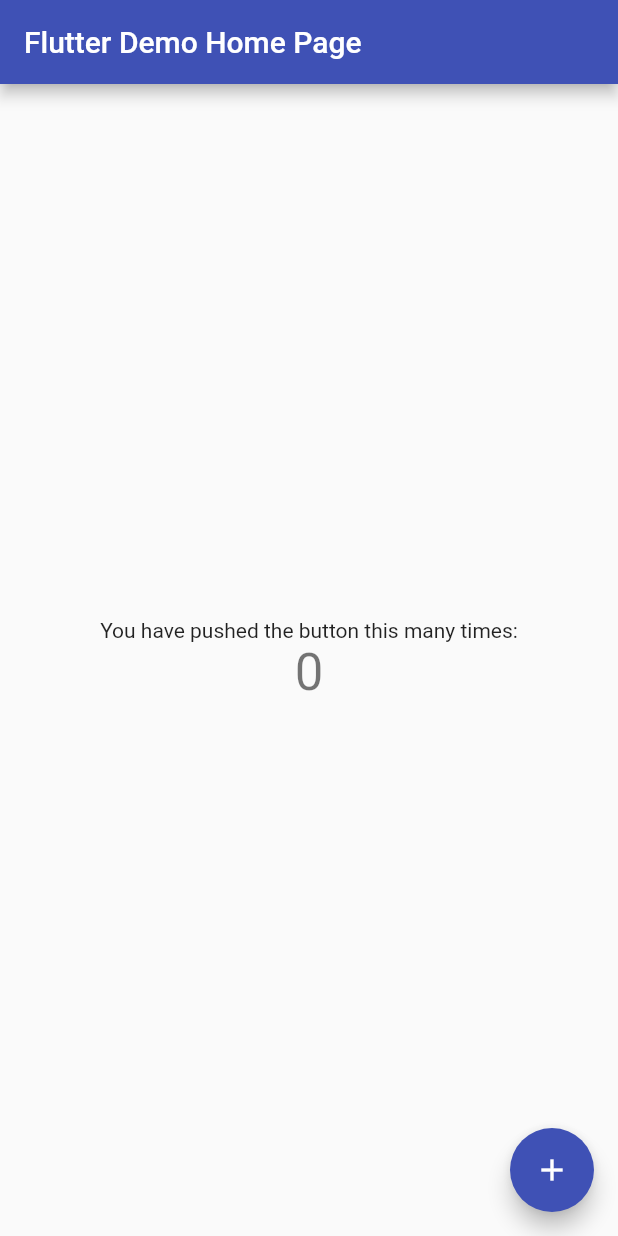
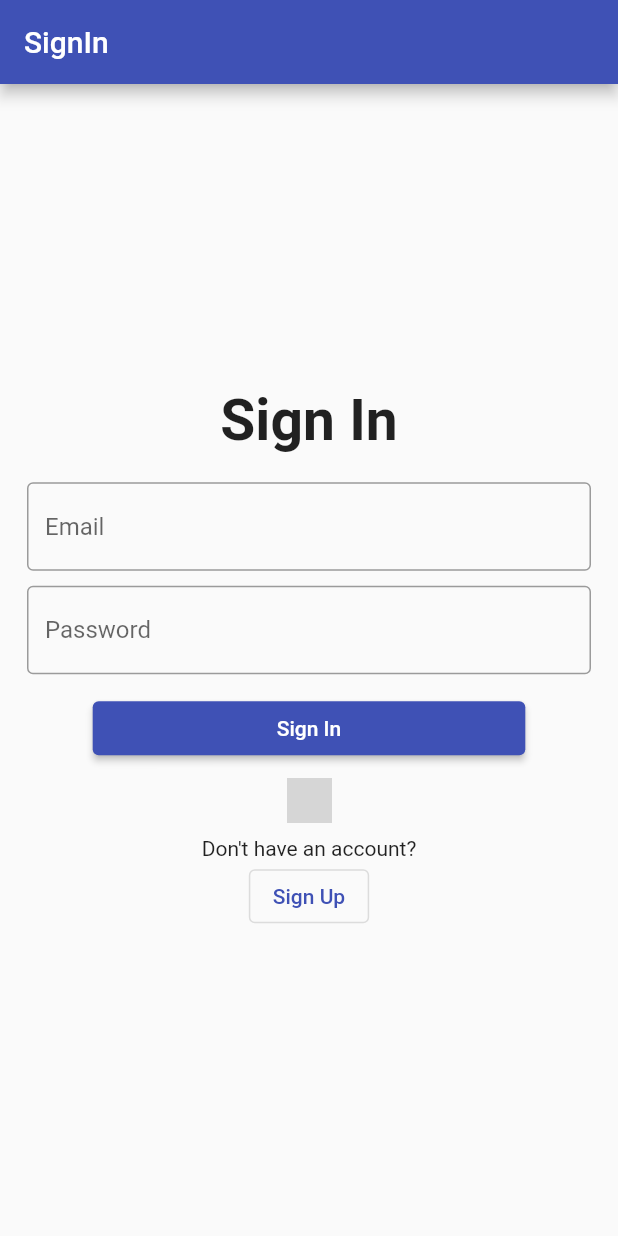
Before and after one commit to ikustow/geoquiz, a Flutter app: the screen it shows after launch, on a phone screen of 412 x 824 dp. Run offline on Flutter 3.47's test engine with Material 2 defaults, Android fonts, the phone set to English and light mode, and no system bars; our stand-ins replace bloc, email_validator, equatable, firebase_auth, firebase_core, flutter_bloc and 1 more; accounts and stored records are empty; network calls fail; grey boxes are pictures that could not be loaded.

Commit message:
auth bloc

```diff
--- /dev/null
+++ b/lib/authentication/bloc/auth_event.dart
@@ -0,0 +1,28 @@
+part of 'auth_bloc.dart';
+
+abstract class AuthEvent extends Equatable {
+  @override
+  List<Object> get props => [];
+}
+
+// When the user signing in with email and password this event is called and the [AuthRepository] is called to sign in the user
+class SignInRequested extends AuthEvent {
+  final String email;
+  final String password;
+
+  SignInRequested(this.email, this.password);
+}
+
+// When the user signing up with email and password this event is called and the [AuthRepository] is called to sign up the user
+class SignUpRequested extends AuthEvent {
+  final String email;
+  final String password;
+
+  SignUpRequested(this.email, this.password);
+}
+
+// When the user signing in with google this event is called and the [AuthRepository] is called to sign in the user
+class GoogleSignInRequested extends AuthEvent {}
+
+// When the user signing out this event is called and the [AuthRepository] is called to sign out the user
+class SignOutRequested extends AuthEvent {}
--- /dev/null
+++ b/lib/authentication/bloc/auth_state.dart
@@ -0,0 +1,30 @@
+part of 'auth_bloc.dart';
+
+abstract class AuthState extends Equatable {}
+
+// When the user presses the signin or signup button the state is changed to loading first and then to Authenticated.
+class Loading extends AuthState {
+  @override
+  List<Object?> get props => [];
+}
+
+// When the user is authenticated the state is changed to Authenticated.
+class Authenticated extends AuthState {
+  @override
+  List<Object?> get props => [];
+}
+
+// This is the initial state of the bloc. When the user is not authenticated the state is changed to Unauthenticated.
+class UnAuthenticated extends AuthState {
+  @override
+  List<Object?> get props => [];
+}
+
+// If any error occurs the state is changed to AuthError.
+class AuthError extends AuthState {
+  final String error;
+
+  AuthError(this.error);
+  @override
+  List<Object?> get props => [error];
+}
--- /dev/null
+++ b/lib/authentication/sign_in.dart
@@ -0,0 +1,165 @@
+import 'package:flutter/material.dart';
+import 'package:flutter_bloc/flutter_bloc.dart';
+import 'package:geoquiz/authentication/details_page.dart';
+import 'package:geoquiz/authentication/sign_up.dart';
+import 'package:geoquiz/generated/l10n.dart';
+import 'package:email_validator/email_validator.dart';
+
+import 'bloc/auth_bloc.dart';
+
+class SignIn extends StatefulWidget {
+  const SignIn({Key? key}) : super(key: key);
+
+  @override
+  State<SignIn> createState() => _SignInState();
+}
+
+class _SignInState extends State<SignIn> {
+  final _formKey = GlobalKey<FormState>();
+  final _emailController = TextEditingController();
+  final _passwordController = TextEditingController();
+
+  @override
+  void dispose() {
+    _emailController.dispose();
+    _passwordController.dispose();
+    super.dispose();
+  }
+
+  @override
+  Widget build(BuildContext context) {
+    return Scaffold(
+      appBar: AppBar(
+        title: const Text("SignIn"),
+      ),
+      body: BlocListener<AuthBloc, AuthState>(
+        listener: (context, state) {
+          if (state is Authenticated) {
+            // Navigating to the dashboard screen if the user is authenticated
+            Navigator.pushReplacement(context,
+                MaterialPageRoute(builder: (context) => const DetailsPageWidget()));
+          }
+          if (state is AuthError) {
+            // Showing the error message if the user has entered invalid credentials
+            ScaffoldMessenger.of(context)
+                .showSnackBar(SnackBar(content: Text(state.error)));
+          }
+        },
+        child: BlocBuilder<AuthBloc, AuthState>(
+          builder: (context, state) {
+            if (state is Loading) {
+              // Showing the loading indicator while the user is signing in
+              return const Center(
+                child: CircularProgressIndicator(),
+              );
+            }
+            if (state is UnAuthenticated) {
+              // Showing the sign in form if the user is not authenticated
+              return Center(
+                child: Padding(
+                  padding: const EdgeInsets.all(18.0),
+                  child: SingleChildScrollView(
+                    reverse: true,
+                    child: Column(
+                      mainAxisAlignment: MainAxisAlignment.center,
+                      children: [
+                        const Text(
+                          "Sign In",
+                          style: TextStyle(
+                            fontSize: 38,
+                            fontWeight: FontWeight.bold,
+                          ),
+                        ),
+                        const SizedBox(
+                          height: 18,
+                        ),
+                        Center(
+                          child: Form(
+                            key: _formKey,
+                            child: Column(
+                              children: [
+                                TextFormField(
+                                  keyboardType: TextInputType.emailAddress,
+                                  controller: _emailController,
+                                  decoration: const InputDecoration(
+                                    hintText: "Email",
+                                    border: OutlineInputBorder(),
+                                  ),
+                                ),
+                                const SizedBox(
+                                  height: 10,
+                                ),
+                                TextFormField(
+                                  keyboardType: TextInputType.text,
+                                  controller: _passwordController,
+                                  decoration: const InputDecoration(
+                                    hintText: "Password",
+                                    border: OutlineInputBorder(),
+                                  ),
+                                 ),
+                                const SizedBox(
+                                  height: 12,
+                                ),
+                                SizedBox(
+                                  width:
+                                  MediaQuery.of(context).size.width * 0.7,
+                                  child: ElevatedButton(
+                                    onPressed: () {
+                                      _authenticateWithEmailAndPassword(
+                                          context);
+                                    },
+                                    child: const Text('Sign In'),
+                                  ),
+                                )
+                              ],
+                            ),
+                          ),
+                        ),
+                        IconButton(
+                          onPressed: () {
+                            _authenticateWithGoogle(context);
+                          },
+                          icon: Image.network(
+                            "https://upload.wikimedia.org/wikipedia/commons/thumb/5/53/Google_%22G%22_Logo.svg/1200px-Google_%22G%22_Logo.svg.png",
+                            height: 30,
+                            width: 30,
+                          ),
+                        ),
+                        const Text("Don't have an account?"),
+                        OutlinedButton(
+                          onPressed: () {
+                            Navigator.pushReplacement(
+                              context,
+                              MaterialPageRoute(
+                                  builder: (context) => const SignUp()),
+                            );
+                          },
+                          child: const Text("Sign Up"),
+                        )
+                      ],
+                    ),
+                  ),
+                ),
+              );
+            }
+            return Container();
+          },
+        ),
+      ),
+    );
+  }
+
+  void _authenticateWithEmailAndPassword(context) {
+    if (_formKey.currentState!.validate()) {
+      BlocProvider.of<AuthBloc>(context).add(
+        SignInRequested(_emailController.text, _passwordController.text),
+      );
+    }
+  }
+
+  void _authenticateWithGoogle(context) {
+    BlocProvider.of<AuthBloc>(context).add(
+      GoogleSignInRequested(),
+    );
+  }
+}
--- a/lib/bloc/auth_event.dart
+++ /dev/null
@@ -1,5 +0,0 @@
-part of 'auth_bloc.dart';
-
-abstract class AuthEvent extends Equatable {
-  const AuthEvent();
-}
--- a/lib/l10n/intl_en.arb
+++ b/lib/l10n/intl_en.arb
@@ -1,3 +1,4 @@
 {
-  "home_app_bar_title": "Demo app_test"
+  "sign_in_app_bar_title": "Geo quiz",
+  "sign_in_title": "Sign in"
 }
--- a/lib/main.dart
+++ b/lib/main.dart
@@ -1,5 +1,13 @@
+import 'package:firebase_auth/firebase_auth.dart';
 import 'package:firebase_core/firebase_core.dart';
 import 'package:flutter/material.dart';
+import 'package:flutter_bloc/flutter_bloc.dart';
+import 'package:geoquiz/authentication/details_page.dart';
+import 'package:geoquiz/authentication/sign_in.dart';
+import 'package:flutter_localizations/flutter_localizations.dart';
+import 'package:geoquiz/repositories/firebase_auth_repository.dart';
+import 'authentication/bloc/auth_bloc.dart';
+import 'generated/l10n.dart';
 
 void main() async {
   WidgetsFlutterBinding.ensureInitialized();
@@ -13,106 +21,35 @@ class MyApp extends StatelessWidget {
   // This widget is the root of your application.
   @override
   Widget build(BuildContext context) {
-    return MaterialApp(
-      title: 'Flutter Demo',
-      theme: ThemeData(
-        // This is the theme of your application.
-        //
-        // Try running your application with "flutter run". You'll see the
-        // application has a blue toolbar. Then, without quitting the app, try
-        // changing the primarySwatch below to Colors.green and then invoke
-        // "hot reload" (press "r" in the console where you ran "flutter run",
-        // or simply save your changes to "hot reload" in a Flutter IDE).
-        // Notice that the counter didn't reset back to zero; the application
-        // is not restarted.
-        primarySwatch: Colors.indigo,
+    return RepositoryProvider(
+      create: (context) => AuthRepository(),
+      child: BlocProvider(
+        create: (context) => AuthBloc(
+          authRepository: RepositoryProvider.of<AuthRepository>(context),
+        ),
+        child: MaterialApp(
+          localizationsDelegates:[
+            S.delegate,
+            GlobalMaterialLocalizations.delegate,
+            GlobalWidgetsLocalizations.delegate,
+            GlobalCupertinoLocalizations.delegate,
+          ],
+          supportedLocales: S.delegate.supportedLocales,
+          theme: ThemeData(
+            primarySwatch: Colors.indigo,
+          ),
+          home: StreamBuilder<User?>(
+              stream: FirebaseAuth.instance.authStateChanges(),
+              builder: (context, snapshot) {
+                // If the snapshot has user data, then they're already signed in. So Navigating to the Dashboard.
+                if (snapshot.hasData) {
+                  return const DetailsPageWidget();
+                }
+                // Otherwise, they're not signed in. Show the sign in page.
+                return SignIn();
+              }),
+        ),
       ),
-      home: const MyHomePage(title: 'Flutter Demo Home Page'),
     );
   }
 }
-
-class MyHomePage extends StatefulWidget {
-  const MyHomePage({Key? key, required this.title}) : super(key: key);
-
-  // This widget is the home page of your application. It is stateful, meaning
-  // that it has a State object (defined below) that contains fields that affect
-  // how it looks.
-
-  // This class is the configuration for the state. It holds the values (in this
-  // case the title) provided by the parent (in this case the App widget) and
-  // used by the build method of the State. Fields in a Widget subclass are
-  // always marked "final".
-
-  final String title;
-
-  @override
-  State<MyHomePage> createState() => _MyHomePageState();
-}
-
-class _MyHomePageState extends State<MyHomePage> {
-  int _counter = 0;
-
-  void _incrementCounter() {
-    setState(() {
-      // This call to setState tells the Flutter framework that something has
-      // changed in this State, which causes it to rerun the build method below
-      // so that the display can reflect the updated values. If we changed
-      // _counter without calling setState(), then the build method would not be
-      // called again, and so nothing would appear to happen.
-      _counter++;
-    });
-  }
-
-  @override
-  Widget build(BuildContext context) {
-    // This method is rerun every time setState is called, for instance as done
-    // by the _incrementCounter method above.
-    //
-    // The Flutter framework has been optimized to make rerunning build methods
-    // fast, so that you can just rebuild anything that needs updating rather
-    // than having to individually change instances of widgets.
-    return Scaffold(
-      appBar: AppBar(
-        // Here we take the value from the MyHomePage object that was created by
-        // the App.build method, and use it to set our appbar title.
-        title: Text(widget.title),
-      ),
-      body: Center(
-        // Center is a layout widget. It takes a single child and positions it
-        // in the middle of the parent.
-        child: Column(
-          // Column is also a layout widget. It takes a list of children and
-          // arranges them vertically. By default, it sizes itself to fit its
-          // children horizontally, and tries to be as tall as its parent.
-          //
-          // Invoke "debug painting" (press "p" in the console, choose the
-          // "Toggle Debug Paint" action from the Flutter Inspector in Android
-          // Studio, or the "Toggle Debug Paint" command in Visual Studio Code)
-          // to see the wireframe for each widget.
-          //
-          // Column has various properties to control how it sizes itself and
-          // how it positions its children. Here we use mainAxisAlignment to
-          // center the children vertically; the main axis here is the vertical
-          // axis because Columns are vertical (the cross axis would be
-          // horizontal).
-          mainAxisAlignment: MainAxisAlignment.center,
-          children: <Widget>[
-            const Text(
-              'You have pushed the button this many times:',
-            ),
-            Text(
-              '$_counter',
-              style: Theme.of(context).textTheme.headline4,
-            ),
-          ],
-        ),
-      ),
-      floatingActionButton: FloatingActionButton(
-        onPressed: _incrementCounter,
-        tooltip: 'Increment',
-        child: const Icon(Icons.add),
-      ), // This trailing comma makes auto-formatting nicer for build methods.
-    );
-  }
-}
--- /dev/null
+++ b/lib/repositories/firebase_auth_repository.dart
@@ -0,0 +1,63 @@
+import 'package:firebase_auth/firebase_auth.dart';
+import 'package:google_sign_in/google_sign_in.dart';
+
+class AuthRepository {
+  final _firebaseAuth = FirebaseAuth.instance;
+
+  Future<void> signUp({required String email, required String password}) async {
+    try {
+      await FirebaseAuth.instance
+          .createUserWithEmailAndPassword(email: email, password: password);
+    } on FirebaseAuthException catch (e) {
+      if (e.code == 'weak-password') {
+        throw Exception('The password provided is too weak.');
+      } else if (e.code == 'email-already-in-use') {
+        throw Exception('The account already exists for that email.');
+      }
+    } catch (e) {
+      throw Exception(e.toString());
+    }
+  }
+
+  Future<void> signIn({
+    required String email,
+    required String password,
+  }) async {
+    try {
+      await FirebaseAuth.instance
+          .signInWithEmailAndPassword(email: email, password: password);
+    } on FirebaseAuthException catch (e) {
+      if (e.code == 'user-not-found') {
+        throw Exception('No user found for that email.');
+      } else if (e.code == 'wrong-password') {
+        throw Exception('Wrong password provided for that user.');
+      }
+    }
+  }
+
+  Future<void> signInWithGoogle() async {
+    try {
+      final GoogleSignInAccount? googleUser = await GoogleSignIn().signIn();
+
+      final GoogleSignInAuthentication? googleAuth =
+      await googleUser?.authentication;
+
+      final credential = GoogleAuthProvider.credential(
+        accessToken: googleAuth?.accessToken,
+        idToken: googleAuth?.idToken,
+      );
+
+      await FirebaseAuth.instance.signInWithCredential(credential);
+    } catch (e) {
+      throw Exception(e.toString());
+    }
+  }
+
+  Future<void> signOut() async {
+    try {
+      await _firebaseAuth.signOut();
+    } catch (e) {
+      throw Exception(e);
+    }
+  }
+}
--- a/pubspec.yaml
+++ b/pubspec.yaml
@@ -32,6 +32,10 @@ dependencies:
   flutter_bloc: ^8.0.1
   firebase_core: ^1.17.0
   firebase_auth: ^3.3.18
+  email_validator: ^2.0.1
+  google_sign_in: ^5.2.1
+  flutter_localizations:
+    sdk: flutter
   flutter:
     sdk: flutter
 
```
Also changed, not shown: lib/authentication/bloc/auth_bloc.dart (added, +53 -0 lines), lib/authentication/details_page.dart (added, +53 -0 lines), lib/authentication/sign_up.dart (added, +163 -0 lines), lib/bloc/auth_bloc.dart (deleted, +0 -15 lines), lib/bloc/auth_state.dart (deleted, +0 -11 lines), lib/generated/intl/messages_en.dart, lib/generated/l10n.dart, lib/repositories/firebase_auth.dart (deleted), pubspec.lock, 1 other file.
